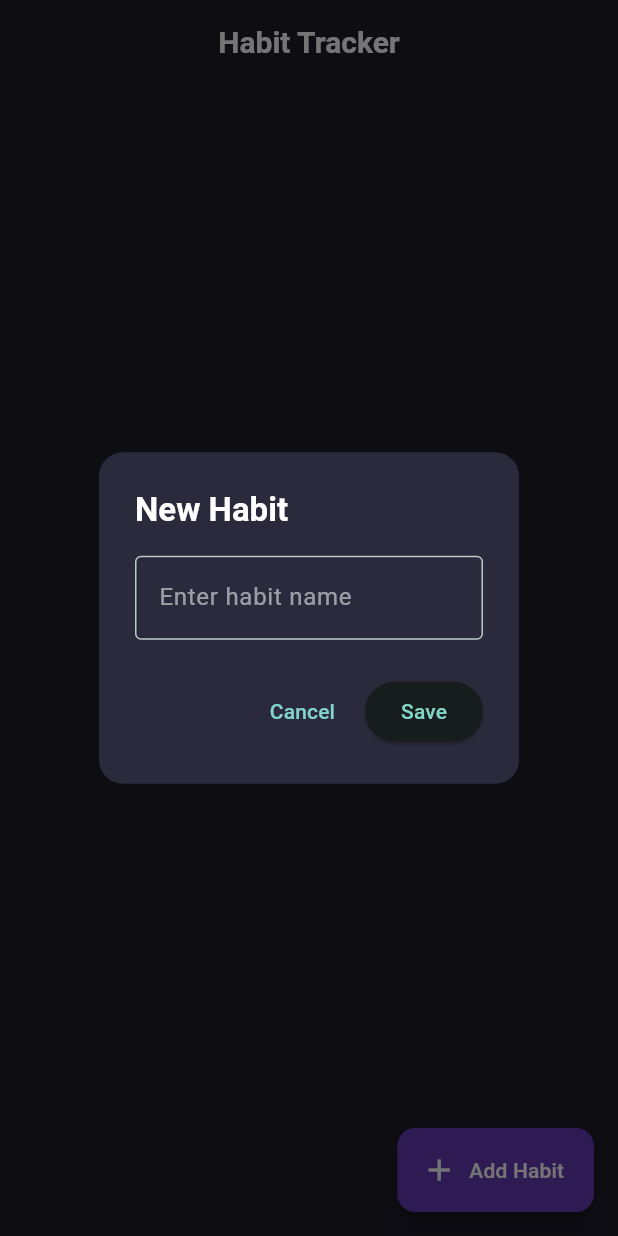
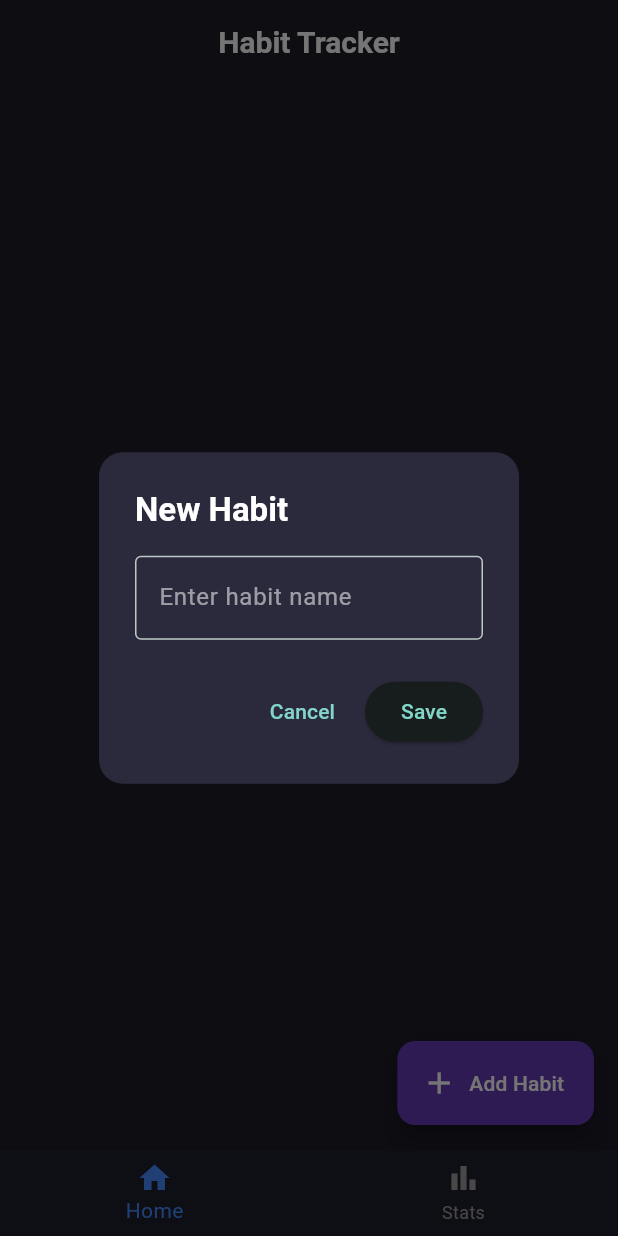
Before and after one commit to reda1104/Habit-Tracker, a Flutter app: the screen it shows after launch, after a tap on "Add Habit", on a phone screen of 412 x 824 dp. Run offline on Flutter 3.47's test engine with Material 3 defaults, Android fonts, the phone set to English and light mode, and no system bars; our stand-ins replace fl_chart, flutter_local_notifications, flutter_native_timezone, hive, hive_flutter, permission_handler and 1 more; accounts and stored records are empty.

```diff
--- a/habit_tracker/lib/main.dart
+++ b/habit_tracker/lib/main.dart
@@ -1,18 +1,22 @@
 import 'package:flutter/material.dart';
 import 'package:habit_tracker/models/habit.dart';
+import 'package:habit_tracker/services/notification_service.dart';
 import 'package:habit_tracker/view_models/habits_view_model.dart';
-import 'package:habit_tracker/views/home_page.dart';
+import 'package:habit_tracker/views/main_page.dart';
+import 'package:permission_handler/permission_handler.dart';
 import 'package:provider/provider.dart';
 import 'package:hive/hive.dart';
-import 'package:hive_flutter/adapters.dart';
+import 'package:hive_flutter/hive_flutter.dart';
 
 Future<void> main() async {
   WidgetsFlutterBinding.ensureInitialized();
+
   await Hive.initFlutter();
+  Hive.registerAdapter(HabitAdapter());
+  await Hive.openBox<Habit>('habitsBox');
 
-  Hive.registerAdapter(HabitAdapter());
-
-  await Hive.openBox<Habit>('habitsBox');
+  await initNotifications();
+  await requestNotificationPermission();
 
   runApp(
     ChangeNotifierProvider(
@@ -31,6 +35,12 @@ class MyApp extends StatelessWidget {
       title: 'Habit Tracker',
       debugShowCheckedModeBanner: false,
       theme: ThemeData(
+        bottomNavigationBarTheme: const BottomNavigationBarThemeData(
+          backgroundColor: Color(0xFF1E1E2E),
+          selectedItemColor: Colors.blueAccent,
+          unselectedItemColor: Colors.grey,
+          type: BottomNavigationBarType.fixed,
+        ),
         colorScheme: ColorScheme.fromSeed(
           seedColor: Colors.teal,
           brightness: Brightness.dark,
@@ -51,7 +61,7 @@ class MyApp extends StatelessWidget {
             borderRadius: BorderRadius.circular(16),
           ),
           elevation: 3,
-          margin: EdgeInsets.symmetric(horizontal: 16, vertical: 8),
+          margin: const EdgeInsets.symmetric(horizontal: 16, vertical: 8),
         ),
         floatingActionButtonTheme: const FloatingActionButtonThemeData(
           backgroundColor: Colors.teal,
@@ -75,7 +85,53 @@ class MyApp extends StatelessWidget {
           bodyMedium: TextStyle(fontSize: 16, color: Colors.white70),
         ),
       ),
-      home: const HomePage(),
+      home: const MainPageWrapper(),
     );
   }
 }
+
+class MainPageWrapper extends StatefulWidget {
+  const MainPageWrapper({super.key});
+
+  @override
+  State<MainPageWrapper> createState() => _MainPageWrapperState();
+}
+
+class _MainPageWrapperState extends State<MainPageWrapper> {
+  @override
+  void initState() {
+    super.initState();
+    WidgetsBinding.instance.addPostFrameCallback((_) async {
+      try {
+        final habitsBox = Hive.box<Habit>('habitsBox');
+        final habitNames = habitsBox.values.map((h) => h.name).toList();
+
+        // Schedule notifications safely
+        for (var habit in habitNames) {
+          try {
+            await scheduleHabitReminders([habit]);
+          } catch (e) {
+            debugPrint("Could not schedule notification for '$habit': $e");
+          }
+        }
+      } catch (e) {
+        debugPrint("Could not schedule notifications: $e");
+      }
+    });
+  }
+
+  @override
+  Widget build(BuildContext context) {
+    return const MainPage();
+  }
+}
+
+Future<void> requestNotificationPermission() async {
+  // On Android 13+ ask runtime permission
+  if (await Permission.notification.isDenied) {
+    final status = await Permission.notification.request();
+    debugPrint('Notification permission status: $status');
+  } else {
+    debugPrint('Notification permission already granted ✅');
+  }
+}
--- /dev/null
+++ b/habit_tracker/lib/services/notification_service.dart
@@ -0,0 +1,235 @@
+import 'package:flutter/material.dart';
+import 'package:flutter_local_notifications/flutter_local_notifications.dart';
+import 'package:timezone/timezone.dart' as tz;
+import 'package:timezone/data/latest.dart' as tz;
+import 'package:permission_handler/permission_handler.dart';
+import 'package:flutter_native_timezone/flutter_native_timezone.dart';
+
+final FlutterLocalNotificationsPlugin flutterLocalNotificationsPlugin =
+    FlutterLocalNotificationsPlugin();
+
+// Reminder times (3 slots)
+final reminderTimes = [
+  const TimeOfDay(hour: 8, minute: 0), // 8 AM
+  const TimeOfDay(hour: 14, minute: 0), // 2 PM
+  const TimeOfDay(hour: 20, minute: 0), // 8 PM
+];
+
+Future<void> initNotifications() async {
+  try {
+    // Init timezone database
+    tz.initializeTimeZones();
+
+    // Get device timezone and set it properly
+    final String timeZoneName = await FlutterNativeTimezone.getLocalTimezone();
+    tz.setLocalLocation(tz.getLocation(timeZoneName));
+    print('Timezone set to: $timeZoneName');
+
+    // Android + iOS init
+    const androidInit = AndroidInitializationSettings('@mipmap/ic_launcher');
+    const iosInit = DarwinInitializationSettings(
+      requestSoundPermission: true,
+      requestBadgePermission: true,
+      requestAlertPermission: true,
+    );
+    const initSettings = InitializationSettings(
+      android: androidInit,
+      iOS: iosInit,
+    );
+
+    // Initialize plugin
+    await flutterLocalNotificationsPlugin.initialize(initSettings);
+
+    // Create notification channels
+    await _createNotificationChannels();
+
+    // Request Android 13+ notification permission
+    final status = await Permission.notification.status;
+    if (status.isDenied) {
+      await Permission.notification.request();
+    }
+  } catch (e) {
+    print('Error initializing notifications: $e');
+  }
+}
+
+Future<void> _createNotificationChannels() async {
+  // Test channel
+  const androidTestChannel = AndroidNotificationChannel(
+    'test_channel',
+    'Test Notifications',
+    description: 'Channel for testing notifications',
+    importance: Importance.max,
+    playSound: true,
+  );
+
+  // Create channel
+  await flutterLocalNotificationsPlugin
+      .resolvePlatformSpecificImplementation<
+        AndroidFlutterLocalNotificationsPlugin
+      >()
+      ?.createNotificationChannel(androidTestChannel);
+}
+
+/// Quick test: notification after 5 seconds
+Future<void> testNotification() async {
+  try {
+    const androidDetails = AndroidNotificationDetails(
+      'test_channel',
+      'Test Notifications',
+      channelDescription: 'Channel for testing notifications',
+      importance: Importance.max,
+      priority: Priority.high,
+    );
+
+    const details = NotificationDetails(android: androidDetails);
+
+    // Use simple DateTime conversion instead of complex timezone handling
+    final scheduledTime = DateTime.now().add(const Duration(seconds: 5));
+    final scheduledTz = tz.TZDateTime(
+      tz.local,
+      scheduledTime.year,
+      scheduledTime.month,
+      scheduledTime.day,
+      scheduledTime.hour,
+      scheduledTime.minute,
+      scheduledTime.second,
+    );
+
+    print('Scheduling test for: $scheduledTz');
+
+    await flutterLocalNotificationsPlugin.zonedSchedule(
+      999,
+      'Test Reminder',
+      'This is just a test notification 🚀',
+      scheduledTz,
+      details,
+      androidScheduleMode: AndroidScheduleMode.alarmClock,
+    );
+
+    print('Test notification scheduled successfully');
+  } catch (e) {
+    print('Error scheduling test notification: $e');
+  }
+}
+
+/// Alternative: Show immediate notification for testing
+Future<void> showImmediateTestNotification() async {
+  try {
+    const androidDetails = AndroidNotificationDetails(
+      'test_channel',
+      'Test Notifications',
+      channelDescription: 'Channel for testing notifications',
+      importance: Importance.max,
+      priority: Priority.high,
+    );
+
+    const details = NotificationDetails(android: androidDetails);
+
+    await flutterLocalNotificationsPlugin.show(
+      1000,
+      'Immediate Test',
+      'This is an immediate test notification ✅',
+      details,
+    );
+  } catch (e) {
+    print('Error showing immediate notification: $e');
+  }
+}
+
+/// Schedule habit reminders (3 times per day)
+Future<void> scheduleHabitReminders(List<String> habits) async {
+  try {
+    if (habits.isEmpty) return;
+
+    const androidDetails = AndroidNotificationDetails(
+      'habit_channel',
+      'Habit Reminders',
+      channelDescription: 'Daily habit reminder notifications',
+      importance: Importance.max,
+      priority: Priority.high,
+    );
+
+    const notificationDetails = NotificationDetails(android: androidDetails);
+
+    await flutterLocalNotificationsPlugin.cancelAll();
+
+    final dayIndex = DateTime.now().weekday;
+    final rotatedHabits = [
+      ...habits.sublist(dayIndex % habits.length),
+      ...habits.sublist(0, dayIndex % habits.length),
+    ];
+    final selectedHabits = rotatedHabits.take(3).toList();
+
+    final now = DateTime.now();
+
+    for (int i = 0; i < selectedHabits.length; i++) {
+      var scheduledDate = DateTime(
+        now.year,
+        now.month,
+        now.day,
+        reminderTimes[i].hour,
+        reminderTimes[i].minute,
+      );
+
+      if (scheduledDate.isBefore(now)) {
+        scheduledDate = scheduledDate.add(const Duration(days: 1));
+      }
+
+      final scheduledTz = tz.TZDateTime.from(scheduledDate, tz.local);
+
+      await flutterLocalNotificationsPlugin.zonedSchedule(
+        i,
+        'Habit Reminder',
+        'Don\'t forget: ${selectedHabits[i]}',
+        scheduledTz,
+        notificationDetails,
+        androidScheduleMode: AndroidScheduleMode.inexactAllowWhileIdle,
+        matchDateTimeComponents: DateTimeComponents.time,
+      );
+    }
+  } catch (e) {
+    print('Error scheduling habit reminders: $e');
+  }
+}
+
+Future<void> debugNotificationStatus() async {
+  try {
+    final pending = await flutterLocalNotificationsPlugin
+        .pendingNotificationRequests();
+    print('=== DEBUG NOTIFICATION STATUS ===');
+    print('Total pending: ${pending.length}');
+
+    for (final notification in pending) {
+      print('ID: ${notification.id}');
+      print('Title: ${notification.title}');
+      print('Body: ${notification.body}');
+      print(
+        'Scheduled time: ${notification.payload}',
+      ); // Check if time is stored
+      print('---');
+    }
+
+    // Check if we can show a notification right now
+    const androidDetails = AndroidNotificationDetails(
+      'test_channel',
+      'Test Notifications',
+      channelDescription: 'Channel for testing notifications',
+      importance: Importance.max,
+      priority: Priority.high,
+    );
+
+    const details = NotificationDetails(android: androidDetails);
+
+    await flutterLocalNotificationsPlugin.show(
+      1001,
+      'Debug Test',
+      'This is a debug test - should work immediately',
+      details,
+    );
+
+    print('Immediate debug notification shown');
+  } catch (e) {
+    print('Debug error: $e');
+  }
+}
--- a/habit_tracker/lib/view_models/habits_view_model.dart
+++ b/habit_tracker/lib/view_models/habits_view_model.dart
@@ -1,8 +1,9 @@
 import 'package:flutter/foundation.dart';
 import 'package:flutter/material.dart';
+import 'package:habit_tracker/services/notification_service.dart';
 import 'package:uuid/uuid.dart';
+import 'package:hive/hive.dart';
 import '../models/habit.dart';
-import 'package:hive/hive.dart';
 
 class HabitsViewModel extends ChangeNotifier {
   late Box<Habit> _habitsBox;
@@ -10,6 +11,7 @@ class HabitsViewModel extends ChangeNotifier {
 
   HabitsViewModel() {
     _habitsBox = Hive.box<Habit>('habitsBox');
+    _reschedule(); // 🔔 schedule once at startup with existing habits
   }
 
   void addHabit(String name) {
@@ -21,6 +23,7 @@ class HabitsViewModel extends ChangeNotifier {
     );
     _habitsBox.put(habit.id, habit);
 
+    _reschedule(); // 🔔 re-schedule notifications
     notifyListeners();
   }
 
@@ -54,12 +57,20 @@ class HabitsViewModel extends ChangeNotifier {
 
   void deleteHabit(Habit habit) {
     habit.delete();
+    _reschedule(); // 🔔 re-schedule after delete
     notifyListeners();
   }
 
   void editHabit(Habit habit, String newName) {
     habit.name = newName;
     habit.save();
+    _reschedule(); // 🔔 re-schedule after rename
     notifyListeners();
   }
+
+  // 🔔 internal helper
+  void _reschedule() {
+    final habitNames = habits.map((h) => h.name).toList();
+    scheduleHabitReminders(habitNames);
+  }
 }
--- a/habit_tracker/lib/views/home_page.dart
+++ b/habit_tracker/lib/views/home_page.dart
@@ -1,8 +1,11 @@
 import 'package:flutter/material.dart';
 import 'package:habit_tracker/helpers/utils.dart';
 import 'package:habit_tracker/models/habit.dart';
+import 'package:habit_tracker/services/notification_service.dart';
 import 'package:habit_tracker/view_models/habits_view_model.dart';
+import 'package:permission_handler/permission_handler.dart';
 import 'package:provider/provider.dart';
+import 'package:habit_tracker/main.dart';
 
 class HomePage extends StatelessWidget {
   const HomePage({super.key});
--- /dev/null
+++ b/habit_tracker/lib/views/main_page.dart
@@ -0,0 +1,52 @@
+import 'package:flutter/material.dart';
+import 'package:habit_tracker/views/home_page.dart';
+import 'package:habit_tracker/views/stats_page.dart';
+
+class MainPage extends StatefulWidget {
+  const MainPage({super.key});
+
+  @override
+  State<MainPage> createState() => _MainPageState();
+}
+
+class _MainPageState extends State<MainPage> {
+  int _selectedIndex = 0;
+
+  late final List<Widget> _pages;
+
+  @override
+  void initState() {
+    super.initState();
+    // Initialize pages here so they are created only once
+    _pages = const [HomePage(), StatsPage()];
+  }
+
+  void _onItemTapped(int index) {
+    if (_selectedIndex != index) {
+      setState(() {
+        _selectedIndex = index;
+      });
+    }
+  }
+
+  @override
+  Widget build(BuildContext context) {
+    return Scaffold(
+      body: SafeArea(
+        child: IndexedStack(index: _selectedIndex, children: _pages),
+      ),
+      bottomNavigationBar: BottomNavigationBar(
+        type: BottomNavigationBarType.fixed, // more stable with 2+ items
+        backgroundColor: const Color(0xFF1E1E2E),
+        selectedItemColor: Colors.blueAccent,
+        unselectedItemColor: Colors.grey,
+        currentIndex: _selectedIndex,
+        onTap: _onItemTapped,
+        items: const [
+          BottomNavigationBarItem(icon: Icon(Icons.home), label: "Home"),
+          BottomNavigationBarItem(icon: Icon(Icons.bar_chart), label: "Stats"),
+        ],
+      ),
+    );
+  }
+}
--- /dev/null
+++ b/habit_tracker/lib/views/stats_page.dart
@@ -0,0 +1,128 @@
+import 'package:flutter/material.dart';
+import 'package:habit_tracker/models/habit.dart';
+import 'package:habit_tracker/view_models/habits_view_model.dart';
+import 'package:provider/provider.dart';
+import 'package:fl_chart/fl_chart.dart';
+
+class StatsPage extends StatelessWidget {
+  const StatsPage({super.key});
+
+  @override
+  Widget build(BuildContext context) {
+    final vm = context.watch<HabitsViewModel>();
+    final today = DateTime.now();
+
+    // Count completions per weekday (Mon=1 … Sun=7)
+    final Map<int, int> completionsPerDay = {for (var i = 1; i <= 7; i++) i: 0};
+    for (var habit in vm.habits) {
+      for (var d in habit.completionDates) {
+        if (d.isAfter(today.subtract(const Duration(days: 6)))) {
+          completionsPerDay[d.weekday] =
+              (completionsPerDay[d.weekday] ?? 0) + 1;
+        }
+      }
+    }
+
+    final weekdays = ["Mon", "Tue", "Wed", "Thu", "Fri", "Sat", "Sun"];
+    final totalThisWeek = completionsPerDay.values.fold<int>(
+      0,
+      (a, b) => a + b,
+    );
+
+    // Compute nice integer Y range
+    final maxCount = completionsPerDay.values.fold<int>(
+      0,
+      (m, v) => v > m ? v : m,
+    );
+    // round up to a multiple of 5 for cleaner axis (min 5)
+    final intNiceMax = (maxCount <= 5) ? 5 : ((maxCount + 4) ~/ 5) * 5;
+
+    return Scaffold(
+      appBar: AppBar(
+        title: const Text("Your Stats"),
+        centerTitle: true,
+        elevation: 0,
+        backgroundColor: Colors.transparent,
+      ),
+      body: Padding(
+        padding: const EdgeInsets.all(16),
+        child: Column(
+          children: [
+            Text(
+              "✅ $totalThisWeek habits completed this week!",
+              style: Theme.of(context).textTheme.headlineSmall,
+            ),
+            const SizedBox(height: 8),
+            Text(
+              "🔥 Current streak: ${vm.habits.fold<int>(0, (max, h) => h.currentStreak > max ? h.currentStreak : max)} days",
+              style: Theme.of(context).textTheme.bodyMedium,
+            ),
+            const SizedBox(height: 24),
+
+            // 📊 Weekly bar chart (integers only on Y axis)
+            Expanded(
+              child: BarChart(
+                BarChartData(
+                  minY: 0,
+                  maxY: intNiceMax.toDouble(),
+                  alignment: BarChartAlignment.spaceAround,
+                  barTouchData: BarTouchData(enabled: false),
+                  gridData: FlGridData(
+                    show: true,
+                    drawVerticalLine: false,
+                    horizontalInterval: 1, // grid every 1
+                  ),
+                  titlesData: FlTitlesData(
+                    leftTitles: AxisTitles(
+                      sideTitles: SideTitles(
+                        showTitles: true,
+                        reservedSize: 30,
+                        interval: 1, // tick every 1
+                        getTitlesWidget: (value, meta) {
+                          // show only whole numbers
+                          if (value % 1 != 0) return const SizedBox.shrink();
+                          return Text(value.toInt().toString());
+                        },
+                      ),
+                    ),
+                    bottomTitles: AxisTitles(
+                      sideTitles: SideTitles(
+                        showTitles: true,
+                        getTitlesWidget: (value, meta) {
+                          final i = value.toInt() - 1;
+                          if (i >= 0 && i < weekdays.length) {
+                            return Text(weekdays[i]);
+                          }
+                          return const SizedBox.shrink();
+                        },
+                      ),
+                    ),
+                    topTitles: const AxisTitles(
+                      sideTitles: SideTitles(showTitles: false),
+                    ),
+                    rightTitles: const AxisTitles(
+                      sideTitles: SideTitles(showTitles: false),
+                    ),
+                  ),
+                  barGroups: List.generate(7, (i) {
+                    final dayIndex = i + 1; // 1..7
+                    return BarChartGroupData(
+                      x: dayIndex,
+                      barRods: [
+                        BarChartRodData(
+                          toY: completionsPerDay[dayIndex]!.toDouble(),
+                          width: 18,
+                          borderRadius: BorderRadius.circular(6),
+                        ),
+                      ],
+                    );
+                  }),
+                ),
+              ),
+            ),
+          ],
+        ),
+      ),
+    );
+  }
+}
```
Also changed, not shown: habit_tracker/pubspec.yaml (+6 -1 lines), habit_tracker/pubspec.lock, 7 other files.
